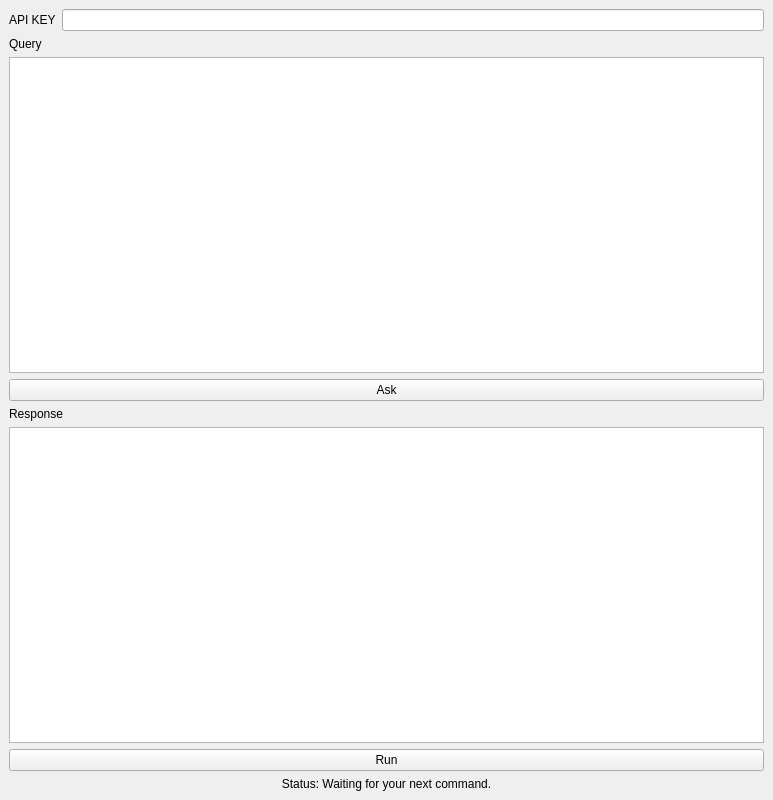
Qt form dockwidget.ui (hongbumm/QueryGIS) before a commit.
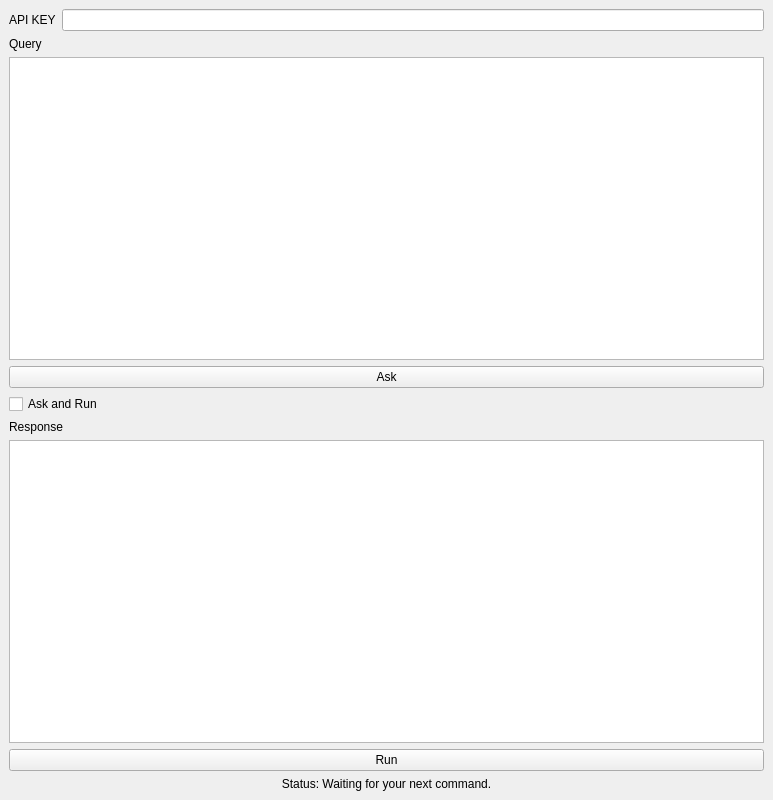
The same form after that commit.

Commit message:
Ask and Run 추가
Ask and Run 추가
ui 에 chk_ask_run 추가 후, 버튼 비활성화되는 ui 추가함.

The edit to the form file:
```diff
--- a/dockwidget.ui
+++ b/dockwidget.ui
@@ -51,6 +51,13 @@
         </property>
        </widget>
       </item>
+      <item>
+       <widget class="QCheckBox" name="chk_ask_run">
+        <property name="text">
+         <string>Ask and Run</string>
+        </property>
+       </widget>
+      </item>
       <item>
        <widget class="QLabel" name="label_3">
         <property name="text">
```
The commit also changes 2 other files.
